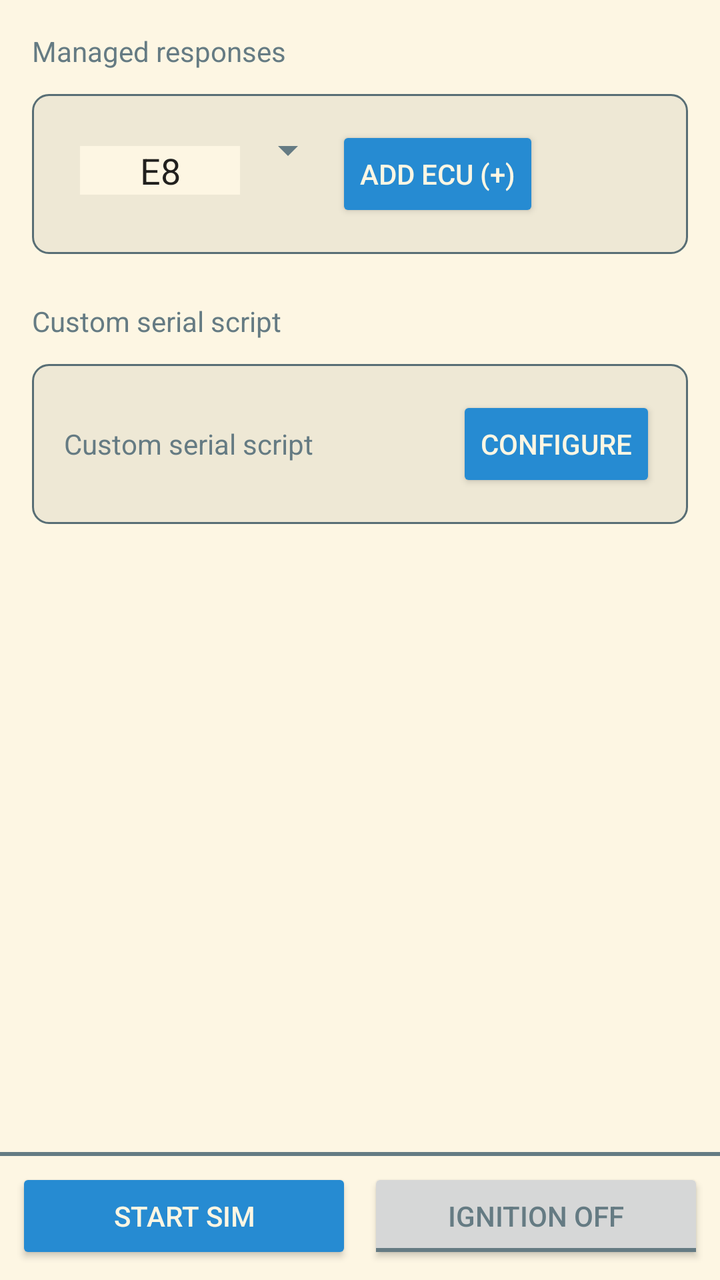
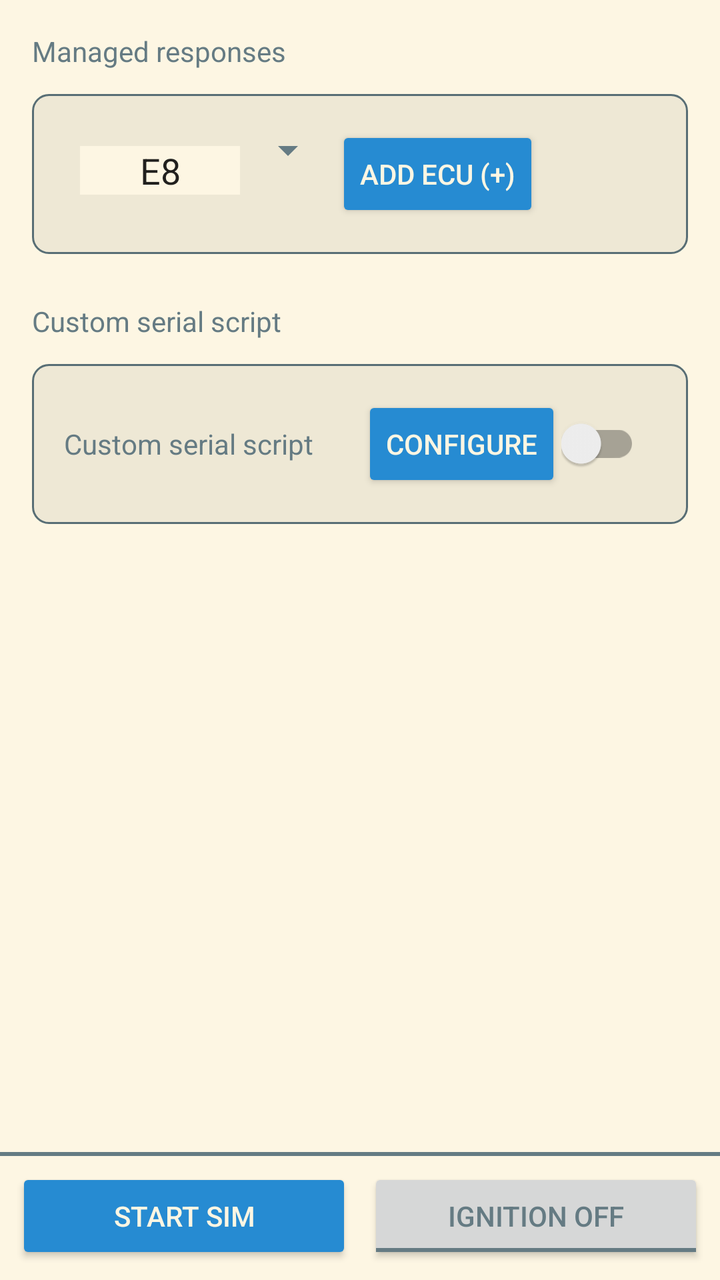

An Android layout rendered at two revisions. The XML below is the earlier revision; the diff shows what the commit changed to produce the second picture.
<!-- AndroidManifest.xml: application theme Theme.Solarized -->
<!-- res/layout/sim.xml -->
<androidx.constraintlayout.widget.ConstraintLayout
    xmlns:android="http://schemas.android.com/apk/res/android"
    xmlns:app="http://schemas.android.com/apk/res-auto"
    android:layout_width="match_parent"
    android:layout_height="match_parent">

    
    <ScrollView
        android:id="@+id/sim_render_area"
        android:layout_width="0dp"
        android:layout_height="0dp"
        app:layout_constraintTop_toTopOf="parent"
        app:layout_constraintBottom_toTopOf="@id/bottom_bar"
        app:layout_constraintStart_toStartOf="parent"
        app:layout_constraintEnd_toEndOf="parent">

        <LinearLayout
            android:orientation="vertical"
            android:padding="8dp"
            android:layout_width="match_parent"
            android:layout_height="wrap_content" >

            <LinearLayout
                android:id="@+id/ecu_list"
                android:orientation="vertical"
                android:layout_width="match_parent"
                android:layout_height="wrap_content" >

                <TextView
                    android:layout_width="match_parent"
                    android:layout_height="wrap_content"
                    android:layout_marginStart="8dp"
                    android:layout_marginTop="8dp"
                    android:layout_marginEnd="8dp"
                    android:layout_marginBottom="4dp"
                    android:text="@string/sim_managed_responses"
                    android:textAppearance="?attr/textAppearanceSubtitle1" />

                <androidx.cardview.widget.CardView
                    android:layout_margin="8dp"
                    android:layout_width="match_parent"
                    android:layout_height="wrap_content"
                    android:radius="8dp"
                    app:cardBackgroundColor="@android:color/transparent"
                    app:cardElevation="0dp"
                    app:cardUseCompatPadding="false"
                    app:cardPreventCornerOverlap="false"
                    android:elevation="0dp">

                    <LinearLayout
                        android:layout_width="match_parent"
                        android:layout_height="wrap_content"
                        android:orientation="horizontal"
                        android:background="@drawable/border"
                        android:padding="16dp">

                        <EditText
                            android:id="@+id/ecu_id_input"
                            android:layout_width="80dp"
                            android:layout_height="wrap_content"
                            android:hint="E8"
                            android:maxLength="2"
                            android:inputType="textCapCharacters|textNoSuggestions"
                            android:ems="2"
                            android:gravity="center"
                            android:layout_marginStart="8dp"
                            android:background="?attr/android:colorPrimaryDark"
                            android:text="E8" />

                        <Spinner
                            android:id="@+id/ecu_type_spinner"
                            android:layout_width="wrap_content"
                            android:layout_height="wrap_content" />

                        <Button
                            android:id="@+id/add_ecu"
                            android:layout_width="wrap_content"
                            android:layout_height="wrap_content"
                            android:text="@string/sim_add_ecu" />

                    </LinearLayout>

                </androidx.cardview.widget.CardView>

            </LinearLayout>

            <TextView
                android:layout_width="match_parent"
                android:layout_height="wrap_content"
                android:layout_marginStart="8dp"
                android:layout_marginTop="16dp"
                android:layout_marginEnd="8dp"
                android:layout_marginBottom="4dp"
                android:text="@string/sim_custom_serial_script"
                android:textAppearance="?attr/textAppearanceSubtitle1" />

            <androidx.cardview.widget.CardView
                android:id="@+id/custom_serial_script"
                android:layout_width="match_parent"
                android:layout_height="wrap_content"
                android:layout_margin="8dp"
                android:elevation="0dp"
                android:radius="8dp"
                app:cardBackgroundColor="@android:color/transparent"
                app:cardElevation="0dp"
                app:cardPreventCornerOverlap="false"
                app:cardUseCompatPadding="false">

                <LinearLayout
                    android:layout_width="match_parent"
                    android:layout_height="wrap_content"
                    android:orientation="horizontal"
                    android:background="@drawable/border"
                    android:padding="16dp"
                    android:gravity="center_vertical">

                    <TextView
                        android:id="@+id/custom_serial_script_title"
                        android:layout_width="0dp"
                        android:layout_height="wrap_content"
                        android:layout_weight="1"
                        android:text="@string/sim_custom_serial_script"
                        android:textAppearance="?attr/textAppearanceListItem" />

                    <Button
                        android:id="@+id/sim_custom_serial_script_open"
                        android:layout_width="wrap_content"
                        android:layout_height="wrap_content"
                        android:text="@string/sim_custom_serial_script_open" />

                </LinearLayout>

            </androidx.cardview.widget.CardView>

        </LinearLayout>

    </ScrollView>

    
    <LinearLayout
        android:id="@+id/bottom_bar"
        android:layout_width="0dp"
        android:layout_height="wrap_content"
        android:orientation="vertical"
        android:padding="8dp"
        android:background="@drawable/background_with_border_top"
        app:layout_constraintBottom_toBottomOf="parent"
        app:layout_constraintStart_toStartOf="parent"
        app:layout_constraintEnd_toEndOf="parent">

        <LinearLayout
            android:layout_width="match_parent"
            android:layout_height="wrap_content"
            android:orientation="horizontal">

            <Button
                android:id="@+id/sim_state"
                android:layout_width="0dp"
                android:layout_height="wrap_content"
                android:layout_weight="1"
                android:layout_marginEnd="4dp"
                android:text="@string/sim_start_sim" />

            <ToggleButton
                android:id="@+id/ignition_state"
                android:layout_width="0dp"
                android:layout_height="wrap_content"
                android:layout_weight="1"
                android:layout_marginStart="4dp"
                android:textOff="@string/sim_ignition_off"
                android:textOn="@string/sim_ignition_on"
                android:text="@string/sim_ignition_on" />

        </LinearLayout>

    </LinearLayout>

</androidx.constraintlayout.widget.ConstraintLayout>
<!-- resources referenced by this layout -->
<resources>
  <!-- drawable background_with_border_top (drawable) -->
  <?xml version="1.0" encoding="utf-8"?>
  <layer-list xmlns:android="http://schemas.android.com/apk/res/android">
  
      
      <item>
          <shape android:shape="rectangle">
              <solid android:color="?attr/android:colorBackground"/>
          </shape>
      </item>
  
      
      <item android:gravity="top">
          <shape android:shape="rectangle">
              <size android:height="2dp"/>
              <solid android:color="?attr/android:textColor"/> 
          </shape>
      </item>
  
  </layer-list>
  <!-- drawable border (drawable) -->
  <shape xmlns:android="http://schemas.android.com/apk/res/android">
      
      <solid android:color="?attr/colorPrimary"/>
  
      
      <stroke
          android:width="1dp"
          android:color="?attr/android:textColorSecondary"/>
  
      
      <corners android:radius="8dp"/>
  
      
      <padding
          android:left="8dp"
          android:top="8dp"
          android:right="8dp"
          android:bottom="8dp"/>
  </shape>
  <string name="sim_add_ecu">Add ECU (+)</string>
  <string name="sim_custom_serial_script">Custom serial script</string>
  <string name="sim_custom_serial_script_open">Configure</string>
  <string name="sim_ignition_off">Ignition OFF</string>
  <string name="sim_ignition_on">Ignition ON</string>
  <string name="sim_managed_responses">Managed responses</string>
  <string name="sim_start_sim">Start Sim</string>
  <color name="sol_base2">#eee8d5</color>
  <color name="sol_base3">#fdf6e3</color>
  <color name="sol_blue">#268bd2</color>
  <color name="sol_green">#859900</color>
  <color name="sol_base00">#657b83</color>
  <color name="sol_base01">#586e75</color>
  <style name="Solarized.TextView.Light" parent="TextAppearance.AppCompat">
          <item name="android:textColor">@color/sol_base00</item>
      </style>
  <style name="Solarized.EditText.Light" parent="Widget.AppCompat.EditText">
          <item name="backgroundTint">@color/sol_base1</item>
          <item name="android:textColor">@color/sol_base00</item>
          <item name="android:textColorHint">@color/sol_base01</item>
          <item name="android:backgroundTint">@color/sol_base1</item>
      </style>
  <style name="Solarized.Button.Light" parent="Widget.AppCompat.Button">
          <item name="android:textColor">@color/sol_base3</item>
          <item name="android:backgroundTint">@color/sol_blue</item>
      </style>
  <style name="Solarized.CheckBox.Light" parent="Widget.AppCompat.CompoundButton.CheckBox">
          <item name="android:textColor">@color/sol_base00</item>
          <item name="buttonTint">@color/sol_cyan</item>
      </style>
  <style name="Solarized.TextView.AlertDialog.Light" parent="Theme.AppCompat.Dialog.Alert">
          <item name="android:background">@color/sol_base2</item>
          <item name="android:textColor">@color/sol_base00</item>
          <item name="android:textColorPrimary">@color/sol_base00</item>
          <item name="android:textColorSecondary">@color/sol_base01</item>
          <item name="colorAccent">@color/sol_blue</item>
      </style>
  <style name="Solarized.Dialog" parent="Theme.AppCompat.Light.Dialog.Alert">
          <item name="android:windowBackground">@color/sol_base2</item>
          <item name="android:colorBackground">@color/sol_base2</item>
          <item name="android:textColor">@color/sol_base00</item>
          <item name="android:textColorPrimary">@color/sol_base00</item>
          <item name="android:textColorSecondary">@color/sol_base01</item>
          <item name="colorAccent">@color/sol_blue</item>
          <item name="android:windowBackground">@color/sol_base2</item>
          <item name="colorControlNormal">@color/sol_base01</item>
          <item name="colorControlActivated">@color/sol_blue</item>
          <item name="android:editTextStyle">@style/Solarized.EditText.Light</item>
          <item name="editTextStyle">@style/Solarized.EditText.Light</item>
      </style>
  <color name="sol_base1">#93a1a1</color>
  <color name="sol_cyan">#2aa198</color>
  <!-- unchanged entries left out for length: 1 -->
</resources>

<!-- the commit's change to res/layout/sim.xml (unified diff, before → after) -->
@@ -128,6 +128,13 @@
                         android:layout_height="wrap_content"
                         android:text="@string/sim_custom_serial_script_open" />
 
+                    <androidx.appcompat.widget.SwitchCompat
+                        android:id="@+id/sim_custom_serial_script_enabled"
+                        android:layout_width="wrap_content"
+                        android:layout_height="wrap_content"
+                        android:layout_marginEnd="8dp"
+                        android:checked="false" />
+
                 </LinearLayout>
 
             </androidx.cardview.widget.CardView>
